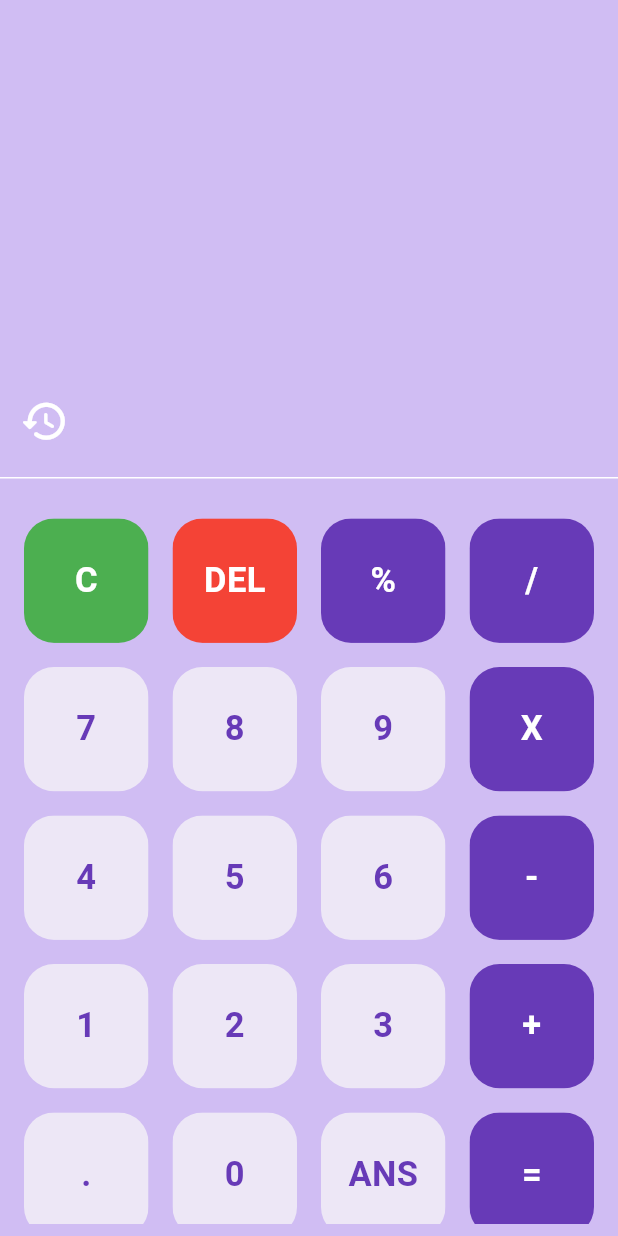
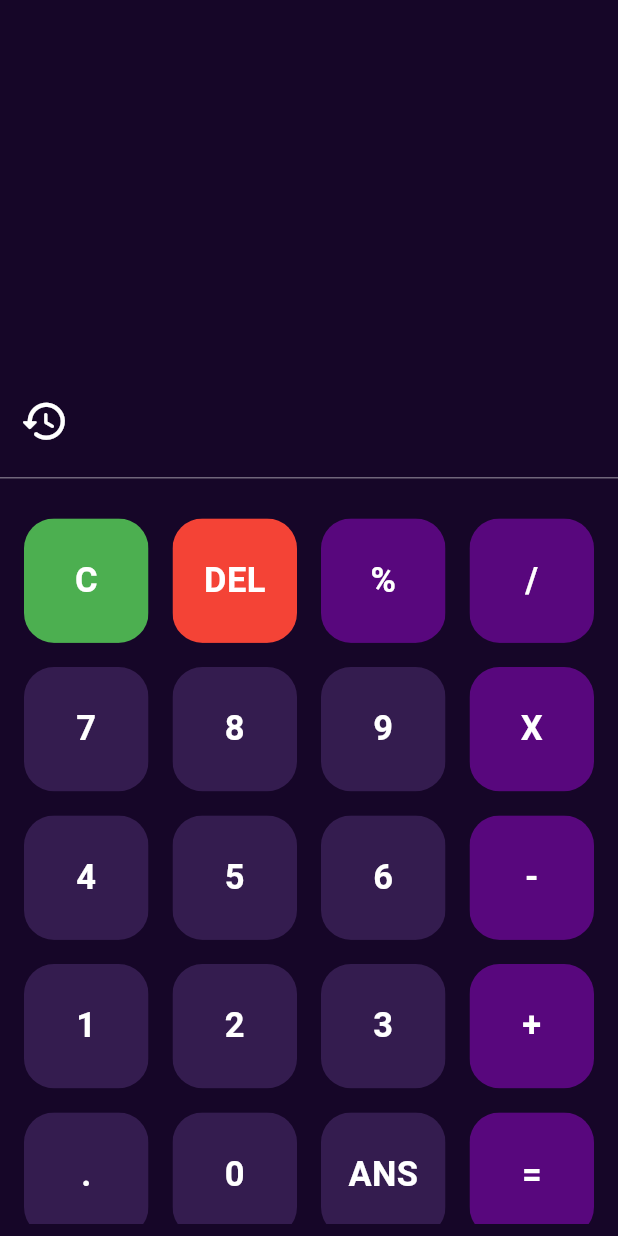
Before and after one commit to subashcp18/Flutter-Calculator, a Flutter app: the screen it shows after launch, after a tap on the "history" icon, on a phone screen of 412 x 824 dp. Run offline on Flutter 3.47's test engine with Material 3 defaults, Android fonts, the phone set to English and light mode, and no system bars; our stand-ins replace audioplayers, math_expressions, sqflite; accounts and stored records are empty.

Commit message:
Theme changes

```diff
--- a/lib/main.dart
+++ b/lib/main.dart
@@ -1,5 +1,6 @@
 import 'dart:ui';
 
+import 'package:audioplayers/audioplayers.dart';
 import 'package:calculator/buttons.dart';
 import 'package:calculator/helper.dart';
 import 'package:flutter/material.dart';
@@ -8,10 +9,6 @@ import 'package:math_expressions/math_expressions.dart';
 
 void main() {
   WidgetsFlutterBinding.ensureInitialized();
-  SystemUiOverlayStyle(
-    statusBarColor: Color.fromARGB(255, 208, 189, 243),
-    systemNavigationBarColor: Color.fromARGB(255, 208, 189, 243),
-  );
   SystemChrome.setEnabledSystemUIMode(SystemUiMode.immersiveSticky);
   runApp(const MyApp());
 }
@@ -38,6 +35,7 @@ class _MyHomePageState extends State<MyHomePage> {
   var userAnswer = '';
   bool history = false;
   List historyss = [];
+  final player = AudioPlayer();
   DatabaseHelper db = DatabaseHelper();
 
   final List<String> buttons = [
@@ -74,9 +72,7 @@ class _MyHomePageState extends State<MyHomePage> {
   void fetchAllHistory() async {
     final data = await db.fetchHistory();
     setState(() {
-      print(data);
       historyss = data;
-      print(historyss);
     });
   }
 
@@ -91,18 +87,20 @@ class _MyHomePageState extends State<MyHomePage> {
   @override
   void dispose() {
     _scrollController.dispose();
+    player.dispose();
     super.dispose();
   }
 
   @override
   Widget build(BuildContext context) {
     final screen = MediaQuery.of(context).size;
-    final bgColor = Color.fromARGB(255, 208, 189, 243);
+    // final bgColor = Color.fromARGB(255, 208, 189, 243);
+    const bgColor = Color.fromRGBO(22, 6, 40, 1);
     return Scaffold(
         backgroundColor: bgColor,
         body: SafeArea(
           child: AnnotatedRegion(
-            value: SystemUiOverlayStyle(
+            value: const SystemUiOverlayStyle(
               statusBarColor: bgColor,
               systemNavigationBarColor: bgColor,
             ),
@@ -110,38 +108,39 @@ class _MyHomePageState extends State<MyHomePage> {
               children: <Widget>[
                 Expanded(
                   flex: 4,
-                  child: InkWell(
-                    splashColor: bgColor,
+                  child: GestureDetector(
                     onTap: () {
-                    setState(() {
-                      history = false;
-                    });
-                  },
+                      setState(() {
+                        history = false;
+                      });
+                    },
                     child: Column(
                       mainAxisAlignment: MainAxisAlignment.spaceEvenly,
                       children: <Widget>[
-                        SizedBox(
+                        const SizedBox(
                           height: 50,
                         ),
                         Container(
-                          padding: EdgeInsets.all(20),
+                          padding: const EdgeInsets.all(20),
                           alignment: Alignment.centerLeft,
                           child: SingleChildScrollView(
                             scrollDirection: Axis.horizontal,
                             controller: _scrollController,
                             child: Text(
                               userQuestion,
-                              style: TextStyle(fontSize: 38),
+                              style: const TextStyle(
+                                  fontSize: 38, color: Colors.white),
                               overflow: TextOverflow.visible,
                             ),
                           ),
                         ),
                         Container(
-                          padding: EdgeInsets.all(20),
+                          padding: const EdgeInsets.all(20),
                           alignment: Alignment.centerRight,
                           child: Text(
                             userAnswer,
-                            style: TextStyle(fontSize: 30),
+                            style: const TextStyle(
+                                fontSize: 30, color: Colors.white),
                           ),
                         ),
                         Row(
@@ -149,14 +148,13 @@ class _MyHomePageState extends State<MyHomePage> {
                             Padding(
                               padding: const EdgeInsets.fromLTRB(
                                   13.0, 0.0, 0.0, 10.0),
-                              child: InkWell(
+                              child: GestureDetector(
                                 onTap: () {
                                   setState(() {
                                     history = !history;
                                   });
-                                  print('tapped');
                                 },
-                                child: Icon(
+                                child: const Icon(
                                   Icons.history_rounded,
                                   size: 33,
                                   color: Colors.white,
@@ -165,9 +163,9 @@ class _MyHomePageState extends State<MyHomePage> {
                             ),
                           ],
                         ),
-                        Divider(
+                        const Divider(
                           height: 3.5,
-                          color: Colors.white,
+                          color: Colors.white38,
                         ),
                       ],
                     ),
@@ -182,10 +180,10 @@ class _MyHomePageState extends State<MyHomePage> {
                         GridView.builder(
                           itemCount: buttons.length,
                           gridDelegate:
-                              SliverGridDelegateWithFixedCrossAxisCount(
+                              const SliverGridDelegateWithFixedCrossAxisCount(
                                   crossAxisCount: 4),
-                          padding: EdgeInsets.all(0),
-                          physics: NeverScrollableScrollPhysics(),
+                          padding: const EdgeInsets.all(0),
+                          physics: const NeverScrollableScrollPhysics(),
                           itemBuilder: (BuildContext context, int index) {
                             if (index == 0) {
                               return MyButton(
@@ -201,7 +199,7 @@ class _MyHomePageState extends State<MyHomePage> {
                               );
                             } else if (index == 1) {
                               return MyButton(
-                                buttonTapped: () {
+                                buttonTapped: () async {
                                   setState(() {
                                     userQuestion = userQuestion.substring(
                                         0, userQuestion.length - 1);
@@ -212,9 +210,9 @@ class _MyHomePageState extends State<MyHomePage> {
                                 color: Colors.red,
                                 textcolor: Colors.white,
                               );
-                            } else if (index == buttons.length - 1) {
+                            } else if (index == buttons.length - 2) {
                               return MyButton(
-                                buttonTapped: () {
+                                buttonTapped: () async {
                                   setState(() {
                                     equalPressed();
                                     _updateText();
@@ -222,16 +220,29 @@ class _MyHomePageState extends State<MyHomePage> {
                                       db.insertHistory(
                                           userQuestion, userAnswer);
                                     }
-                                    print("success");
                                     fetchAllHistory();
-                                    // historyss.add({
-                                    //   "question": userQuestion,
-                                    //   "answer": userAnswer
-                                    // });
                                   });
                                 },
                                 buttonText: buttons[index],
-                                color: Colors.deepPurple,
+                                color: const Color.fromRGBO(52, 28, 79, 1),
+                                textcolor: Colors.white,
+                              );
+                            } else if (index == buttons.length - 1) {
+                              return MyButton(
+                                buttonTapped: () async {
+                                  await player.play(AssetSource('tap.wav'));
+                                  setState(() {
+                                    equalPressed();
+                                    _updateText();
+                                    if (userQuestion.isNotEmpty) {
+                                      db.insertHistory(
+                                          userQuestion, userAnswer);
+                                    }
+                                    fetchAllHistory();
+                                  });
+                                },
+                                buttonText: buttons[index],
+                                color: const Color.fromRGBO(88, 7, 125, 1),
                                 textcolor: Colors.white,
                               );
                             } else {
@@ -244,11 +255,9 @@ class _MyHomePageState extends State<MyHomePage> {
                                 },
                                 buttonText: buttons[index],
                                 color: isOperator(buttons[index])
-                                    ? Colors.deepPurple
-                                    : Colors.deepPurple[50],
-                                textcolor: isOperator(buttons[index])
-                                    ? Colors.white
-                                    : Colors.deepPurple,
+                                    ? const Color.fromRGBO(88, 7, 125, 1)
+                                    : const Color.fromRGBO(52, 28, 79, 1),
+                                textcolor: Colors.white,
                               );
                             }
                           },
@@ -256,24 +265,26 @@ class _MyHomePageState extends State<MyHomePage> {
                         AnimatedContainer(
                           width: screen.width * 0.72,
                           // height: screen.height - 100,
-                          duration: Duration(milliseconds: 200),
+                          duration: const Duration(milliseconds: 200),
                           curve: Curves.easeInOut,
                           transform: Matrix4.translationValues(
                               history ? 0 : -screen.width, 0, 0),
-                          margin: EdgeInsets.only(right: 0, top: 0, bottom: 0),
+                          margin: const EdgeInsets.only(
+                              right: 0, top: 0, bottom: 0),
                           decoration: BoxDecoration(
-                            color: Colors.deepPurple[180],
+                            color: const Color.fromRGBO(88, 7, 125, 0.2),
+                            // color: Colors.deepPurple[180],
                             borderRadius: BorderRadius.circular(20),
                             border: Border.all(
                               width: 1.0,
-                              color: Colors.white,
+                              color: Colors.white38,
                             ),
                           ),
                           child: ClipRRect(
                             borderRadius: BorderRadius.circular(20),
                             child: BackdropFilter(
                               filter:
-                                  ImageFilter.blur(sigmaX: 15.0, sigmaY: 15.0),
+                                  ImageFilter.blur(sigmaX: 17.0, sigmaY: 17.0),
                               child: Stack(
                                 children: [
                                   Padding(
@@ -282,7 +293,7 @@ class _MyHomePageState extends State<MyHomePage> {
                                     child: ListView.builder(
                                         itemCount: historyss.length,
                                         shrinkWrap: true,
-                                        padding: EdgeInsets.all(0),
+                                        padding: const EdgeInsets.all(0),
                                         itemBuilder:
                                             (BuildContext context, int index) {
                                           return buildhist(
@@ -294,9 +305,10 @@ class _MyHomePageState extends State<MyHomePage> {
                                   Align(
                                     alignment: Alignment.bottomCenter,
                                     child: GestureDetector(
-                                      onTap: () {
+                                      onTap: () async {
+                                        await player
+                                            .play(AssetSource('tap.wav'));
                                         setState(() {
-                                          // historyss.clear();
                                           db.deleteAllHistory();
                                           fetchAllHistory();
                                         });
@@ -305,7 +317,7 @@ class _MyHomePageState extends State<MyHomePage> {
                                         width: double.infinity,
                                         height: 50,
                                         color: Colors.deepPurple,
-                                        child: Center(
+                                        child: const Center(
                                           child: Text(
                                             "Clear History",
                                             style: TextStyle(
@@ -359,13 +371,9 @@ class _MyHomePageState extends State<MyHomePage> {
     return GestureDetector(
       onTap: () {
         setState(() {
-          print(answer);
           double val = double.parse(answer);
           int roundedValue = val.round();
-          print(roundedValue);
-          // print(val);
           userQuestion += roundedValue.toString();
-          // equalPressed();
         });
       },
       child: Padding(
@@ -374,25 +382,29 @@ class _MyHomePageState extends State<MyHomePage> {
           crossAxisAlignment: CrossAxisAlignment.end,
           children: [
             Container(
-              margin: EdgeInsets.only(top: 8.0),
+              margin: const EdgeInsets.only(top: 8.0),
               child: Text(
                 question,
-                style: TextStyle(fontSize: 20, color: Colors.black54),
+                style: const TextStyle(
+                    fontSize: 20,
+                    // color: Colors.black54
+                    color: Colors.white60),
                 overflow: TextOverflow.clip,
                 textAlign: TextAlign.left,
               ),
             ),
             Container(
               width: double.infinity,
-              margin: EdgeInsets.only(bottom: 5.0, top: 5.0),
+              margin: const EdgeInsets.only(bottom: 5.0, top: 5.0),
               child: Text(
-                "= " + answer,
-                style: TextStyle(fontSize: 23, letterSpacing: 0.0),
+                "= $answer",
+                style: const TextStyle(
+                    fontSize: 23, letterSpacing: 0.0, color: Colors.white),
                 overflow: TextOverflow.clip,
                 textAlign: TextAlign.right,
               ),
             ),
-            Divider(
+            const Divider(
               height: 1.0,
               color: Colors.white38,
             ),
--- a/pubspec.yaml
+++ b/pubspec.yaml
@@ -17,6 +17,7 @@ dependencies:
   math_expressions: ^2.4.0
   flutter_launcher_icons: ^0.13.1
   sqflite: ^2.3.3+1
+  audioplayers: ^6.4.0
 
 flutter_launcher_icons:
   android: true
@@ -32,3 +33,6 @@ dev_dependencies:
 flutter:
 
   uses-material-design: true
+
+  assets:
+    - assets/tap.wav
```
Also changed, not shown: pubspec.lock, 8 other files.
